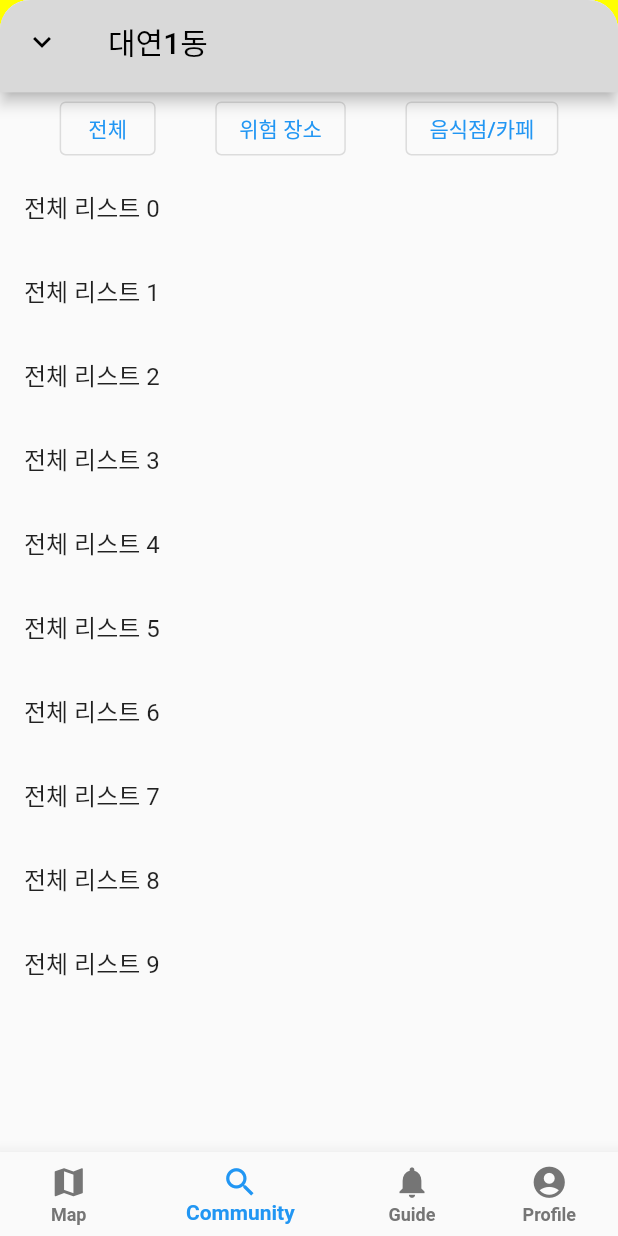
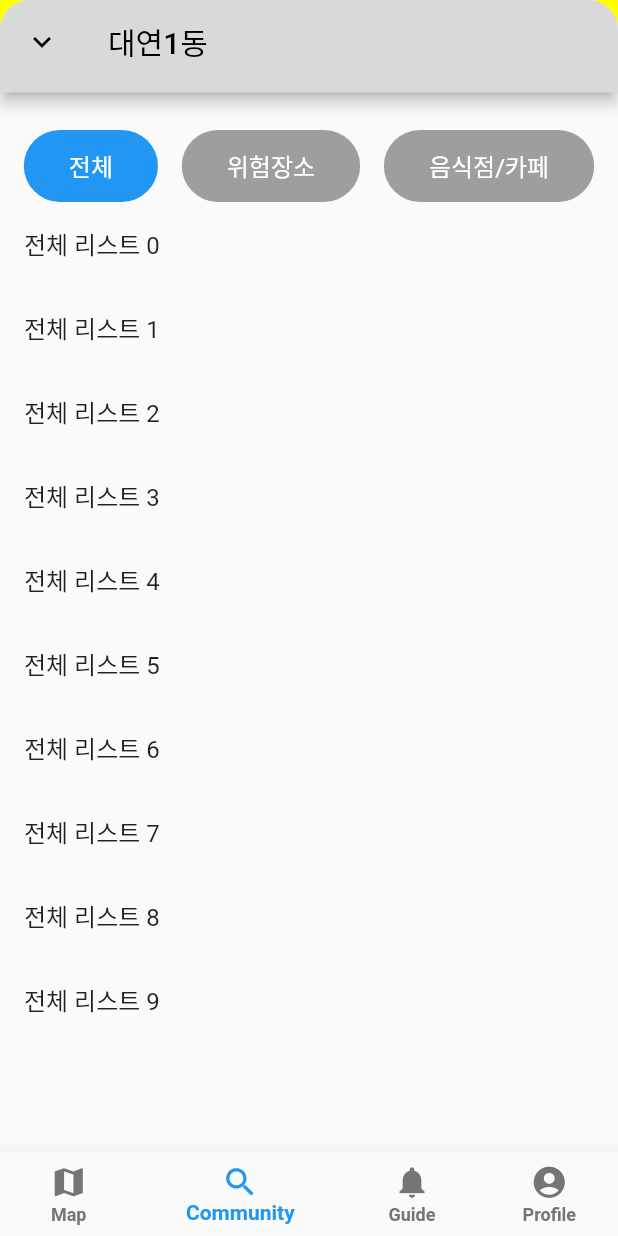
Before and after one commit to Rolling-Together/RollingTogether, a Flutter app: the screen it shows after launch, item 2 of the bottom bar chosen, on a phone screen of 412 x 824 dp. Run offline on Flutter 3.47's test engine with Material 2 defaults, Android fonts, the phone set to English and light mode, and no system bars; our stand-ins replace cloud_firestore, firebase_core, get, google_maps_flutter, image_picker; accounts and stored records are empty.

Commit message:
ui/#13/카테고리 Button 수정 & facility tile 생성

```diff
--- a/lib/ui/screens/community_screen.dart
+++ b/lib/ui/screens/community_screen.dart
@@ -2,6 +2,7 @@ import 'package:flutter/foundation.dart';
 import 'package:flutter/material.dart';
 import 'package:rolling_together/commons/class/location_tile.dart';
 import 'package:rolling_together/commons/widgets/custom_appbar.dart';
+import '../../commons/utils/button.dart';
 
 class CommunityScreen extends StatefulWidget {
   _CommunityScreenState createState() => _CommunityScreenState();
@@ -24,37 +25,22 @@ class _CommunityScreenState extends State<CommunityScreen>  {
       appBar: CustomAppBar(),
       body: Column(
         children: [
+          SizedBox(height: 25,),
           // 카테고리 버튼들
           Row(
             mainAxisAlignment: MainAxisAlignment.spaceEvenly,
             children: [
-              OutlinedButton(
-                onPressed: () => selectCategory("전체"),
-                child: Text(
-                  "전체",
-                  style: TextStyle(
-                    color: selectedCategory == "전체" ? Colors.blue : null,
-                  ),
-                ),
-              ),
-              OutlinedButton(
-                onPressed: () => selectCategory("위험 장소"),
-                child: Text(
-                  "위험 장소",
-                  style: TextStyle(
-                    color: selectedCategory == "위험 장소" ? Colors.blue : null,
-                  ),
-                ),
-              ),
-              OutlinedButton(
-                onPressed: () => selectCategory("음식점/카페"),
-                child: Text(
-                  "음식점/카페",
-                  style: TextStyle(
-                    color: selectedCategory == "음식점/카페" ? Colors.blue : null,
-                  ),
-                ),
-              ),
+              RoundedButton(text: "전체",
+                  color: selectedCategory == "전체" ? Colors.blue : Colors.grey,
+              onPressed: () => selectCategory("전체"),),
+
+              RoundedButton(text: "위험장소",
+                color: selectedCategory == "위험장소" ? Colors.blue : Colors.grey,
+                onPressed: () => selectCategory("위험장소"),),
+
+              RoundedButton(text: "음식점/카페",
+                color: selectedCategory == "음식점/카페" ? Colors.blue : Colors.grey,
+                onPressed: () => selectCategory("음식점/카페"),),
             ],
           ),
           // 선택된 카테고리에 따라 다른 리스트 보여주기
@@ -66,9 +52,8 @@ class _CommunityScreenState extends State<CommunityScreen>  {
                     return ListTile(
                       title: Text("전체 리스트 $index"),
                     );
-                  } else if (selectedCategory == "위험 장소") {
-                    return LocationTile(
-                    );
+                  } else if (selectedCategory == "위험장소") {
+                    return LocationTile();
                   } else if (selectedCategory == "음식점/카페") {
                     return ListTile(
                       title: Text("음식점/카페 리스트 $index"),
```
Also changed, not shown: lib/commons/class/facility_tile.dart (added, +49 -0 lines).
